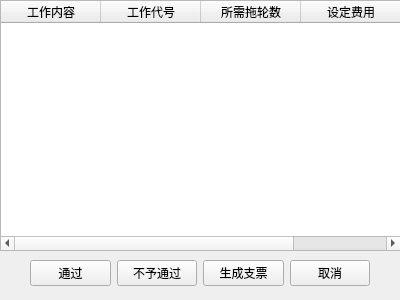
KKszkad/TugBillingSystem, file ordercheckingprompt.ui: the form before one commit.
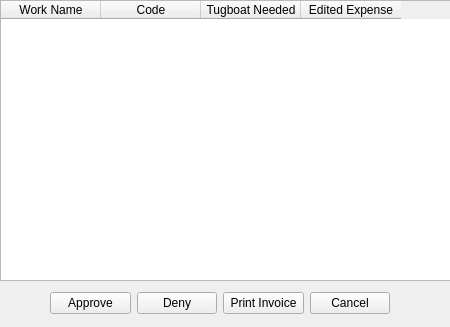
The form after the commit.

```diff
--- a/ordercheckingprompt.ui
+++ b/ordercheckingprompt.ui
@@ -6,8 +6,8 @@
    <rect>
     <x>0</x>
     <y>0</y>
-    <width>400</width>
-    <height>300</height>
+    <width>450</width>
+    <height>327</height>
    </rect>
   </property>
   <property name="windowTitle">
@@ -18,36 +18,36 @@
     <rect>
      <x>0</x>
      <y>0</y>
-     <width>401</width>
-     <height>251</height>
+     <width>451</width>
+     <height>281</height>
     </rect>
    </property>
    <column>
     <property name="text">
-     <string>工作内容</string>
+     <string>Work Name</string>
     </property>
    </column>
    <column>
     <property name="text">
-     <string>工作代号</string>
+     <string>Code</string>
     </property>
    </column>
    <column>
     <property name="text">
-     <string>所需拖轮数</string>
+     <string>Tugboat Needed</string>
     </property>
    </column>
    <column>
     <property name="text">
-     <string>设定费用</string>
+     <string>Edited Expense</string>
     </property>
    </column>
   </widget>
   <widget class="QWidget" name="layoutWidget">
    <property name="geometry">
     <rect>
-     <x>30</x>
-     <y>260</y>
+     <x>50</x>
+     <y>290</y>
      <width>340</width>
      <height>26</height>
     </rect>
@@ -56,28 +56,28 @@
     <item>
      <widget class="QPushButton" name="confirm">
       <property name="text">
-       <string>通过</string>
+       <string>Approve</string>
       </property>
      </widget>
     </item>
     <item>
      <widget class="QPushButton" name="deny">
       <property name="text">
-       <string>不予通过</string>
+       <string>Deny</string>
       </property>
      </widget>
     </item>
     <item>
      <widget class="QPushButton" name="getCheck">
       <property name="text">
-       <string>生成支票</string>
+       <string>Print Invoice</string>
       </property>
      </widget>
     </item>
     <item>
      <widget class="QPushButton" name="cancel">
       <property name="text">
-       <string>取消</string>
+       <string>Cancel</string>
       </property>
      </widget>
     </item>
```
